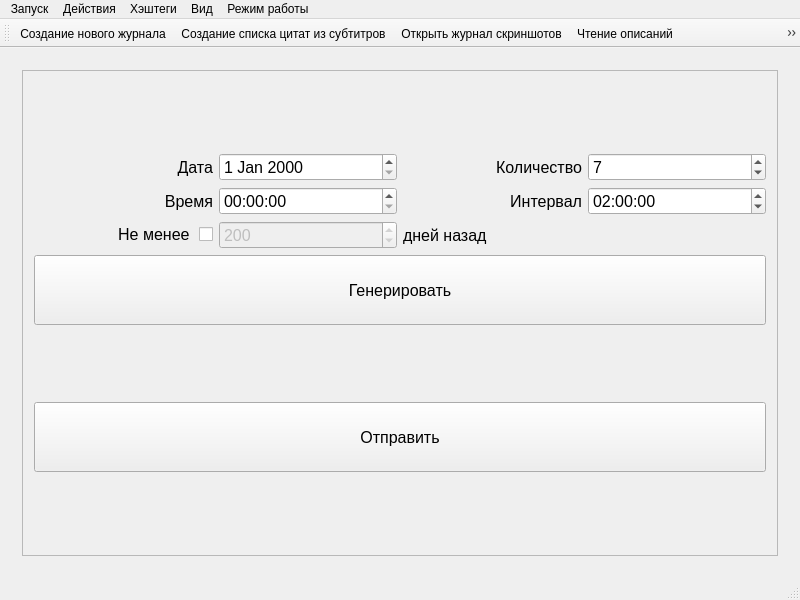
Qt form mainwindow.ui (cool-palace/Screenshot-Manager) before a commit.
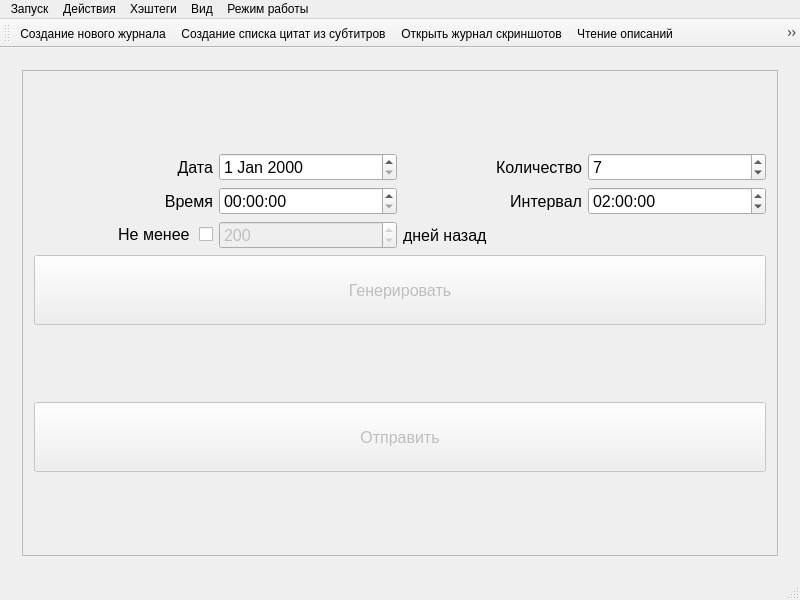
The same form after that commit. The open tabs and pages were chosen to show the change. Icons and pictures are not drawn.

The edit to the form file:
```diff
--- a/mainwindow.ui
+++ b/mainwindow.ui
@@ -366,13 +366,16 @@
             <rect>
              <x>0</x>
              <y>0</y>
-             <width>482</width>
-             <height>309</height>
+             <width>754</width>
+             <height>459</height>
             </rect>
            </property>
            <layout class="QGridLayout" name="gridLayout_7">
             <item row="2" column="0">
              <widget class="QPushButton" name="post">
+              <property name="enabled">
+               <bool>false</bool>
+              </property>
               <property name="sizePolicy">
                <sizepolicy hsizetype="Preferred" vsizetype="Expanding">
                 <horstretch>0</horstretch>
@@ -439,6 +442,9 @@
               </item>
               <item row="4" column="0" colspan="4">
                <widget class="QPushButton" name="generate">
+                <property name="enabled">
+                 <bool>false</bool>
+                </property>
                 <property name="minimumSize">
                  <size>
                   <width>0</width>
```
Left out of the diff: 18 changed lines with no effect on the pictures.
